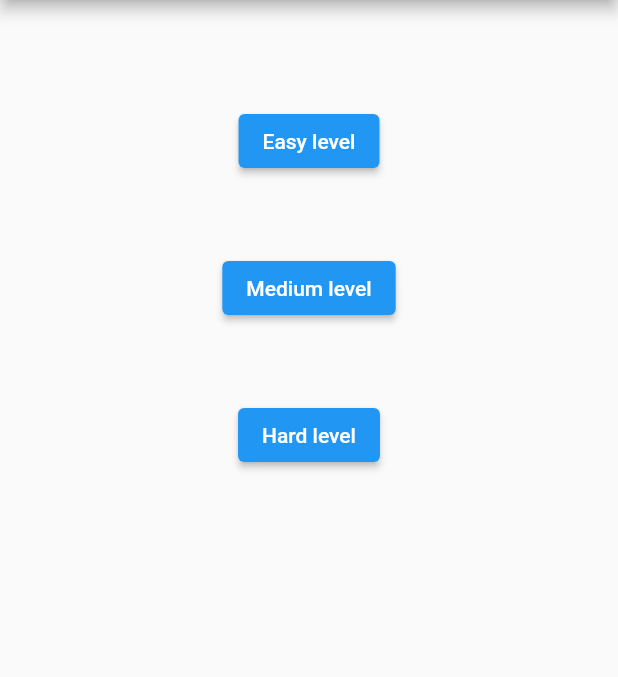
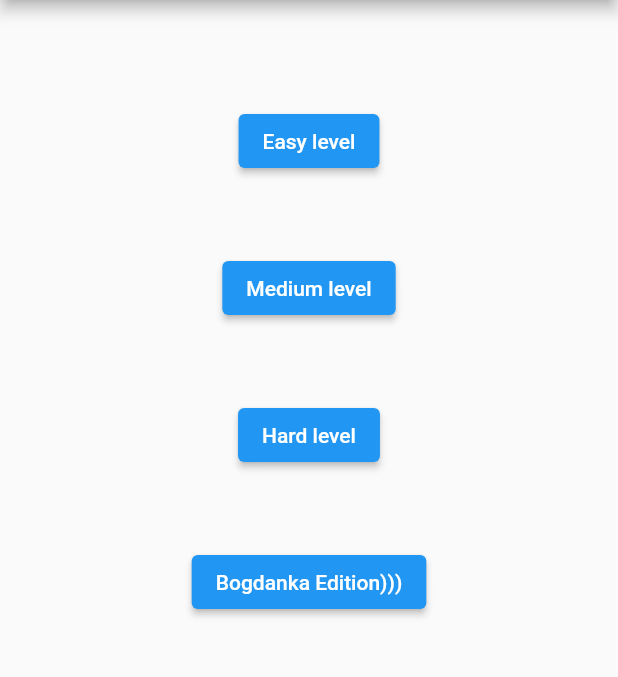
Before and after one commit to IDvan007/memorize, a Flutter app: the MyHomeGame screen opened directly, after a tap on "Hard level", after a tap on "Restart", on a phone screen of 412 x 824 dp, the part 84-761 px from its top. Run offline on Flutter 3.47's test engine with Material 2 defaults, Android fonts, the phone set to English and light mode, and no system bars.

Commit message:
Task 8 Solved

```diff
--- a/lib/home_game.dart
+++ b/lib/home_game.dart
@@ -11,32 +11,55 @@ class MyHomeGame extends StatefulWidget {
   static int levelGame = 0;
   static List<MyCard> cardList=[];
   static List <String> cardIcons = []; //shuffled Icons of Cards
+  // static const List<String> iconList = [
+  //   '\u{1F680}',
+  //   '\u{1F681}',
+  //   '\u{1F68C}',
+  //   '\u{1F682}',
+  //   '\u{1F6F8}',
+  //   '\u{1F6F0}',
+  //   '\u{1F6A0}',
+  //   '\u{1F6E9}',
+  //   '\u{1F6A2}',
+  //   '\u{1F6F6}',
+  //   '\u{1FA82}',
+  //   '\u{1F6B4}',
+  //   '\u{1F686}',
+  //   '\u{1F691}',
+  //   '\u{1F692}',
+  //   '\u{1F694}',
+  //   '\u{1F3CD}',
+  //   '\u{1F6F4}',
+  //   '\u{1F6B2}',
+  //   '\u{1F6F5}',
+  //   '\u{1F3CE}',
+  //   '\u{1F69C}',
+  //   '\u{1F69A}',
+  //   '\u{1F697}',
+  //   '\u{1F695}'
+  // ];
+
   static const List<String> iconList = [
-    '\u{1F680}',
-    '\u{1F681}',
-    '\u{1F68C}',
-    '\u{1F682}',
-    '\u{1F6F8}',
-    '\u{1F6F0}',
-    '\u{1F6A0}',
-    '\u{1F6E9}',
-    '\u{1F6A2}',
-    '\u{1F6F6}',
-    '\u{1FA82}',
-    '\u{1F6B4}',
-    '\u{1F686}',
-    '\u{1F691}',
-    '\u{1F692}',
-    '\u{1F694}',
-    '\u{1F3CD}',
-    '\u{1F6F4}',
-    '\u{1F6B2}',
-    '\u{1F6F5}',
-    '\u{1F3CE}',
-    '\u{1F69C}',
-    '\u{1F69A}',
-    '\u{1F697}',
-    '\u{1F695}'
+    'assets/anc/aspirin.jpg',
+    'assets/anc/citramon.jpg',
+    'assets/anc/emkost.jpg',
+    'assets/anc/gematogen.jpg',
+    'assets/anc/korvalment.jpg',
+    'assets/anc/nimesil.jpg',
+    'assets/anc/pankreatin.jpg',
+    'assets/anc/plastir.jpg',
+    'assets/anc/shpric.jpg',
+    'assets/anc/valeriana.jpg'
+  ];
+  static const List<String> iconListBodya = [
+    'assets/Bodya/1.jpg',
+    'assets/Bodya/2.jpg',
+    'assets/Bodya/3.jpg',
+    'assets/Bodya/4.jpg',
+    'assets/Bodya/5.jpg',
+    'assets/Bodya/6.jpg',
+    'assets/Bodya/7.jpg',
+    'assets/Bodya/8.jpg'
   ];
 
   @override
--- a/lib/my_card.dart
+++ b/lib/my_card.dart
@@ -24,11 +24,12 @@ class MyCard extends StatefulWidget {
 
 class _MyCardState extends State<MyCard> {
   int tempPoz=0;
+
   void _handleTap() {
     //setState(() { // this call will not work with callback, I don't know why as I said previously
       print("Card was taped!");
       print("openCard.cardPoz: ${MyHomeGame.openCardPoz}");
-      if (MyHomeGame.cardList[widget.cardPoz].cardVisible == true) {
+      if (MyHomeGame.cardList[widget.cardPoz].cardVisible == true && MyHomeGame.onPreview == false ) {
         if (MyHomeGame.openCardPoz == -1) { // first card selected, posision stored
           MyHomeGame.openCardPoz = widget.cardPoz;
           print("widget.cardPoz: ${widget.cardPoz}");
@@ -115,15 +116,12 @@ class _MyCardState extends State<MyCard> {
                 : Border.all(width: 3, color: Colors.white),
             borderRadius: BorderRadius.circular(12),
           ),
-          child: Align(
-            child: Text(
-                MyHomeGame.cardList[widget.cardPoz].cardVisible
-                    ? MyHomeGame.cardList[widget.cardPoz].cardActive
-                    ? MyHomeGame.cardList[widget.cardPoz].myIcon
-                    : ' '
-                    : ' ',
-                style: const TextStyle(fontSize: 25)),
-          ),
+
+          child: MyHomeGame.cardList[widget.cardPoz].cardVisible
+               ? MyHomeGame.cardList[widget.cardPoz].cardActive
+               ? Image.asset(MyHomeGame.cardList[widget.cardPoz].myIcon)
+               : const Text(' ')
+               : const Text(' '),
         ),
       ),
     );
--- a/lib/windows.dart
+++ b/lib/windows.dart
@@ -6,11 +6,13 @@ class DifficultySelection  extends StatefulWidget {
   Function() notifyParent; // this variable will store callback link
   DifficultySelection({super.key , required this.notifyParent});
 
+
 @override
 State<DifficultySelection> createState() => _DifficultySelectionState();
 }
 
 class _DifficultySelectionState extends State<DifficultySelection> {
+  bool bogDanka=false;
 
 @override
 Widget build(BuildContext context) {
@@ -39,6 +41,8 @@ return Scaffold(
                   ElevatedButton(onPressed: onPressedMedium, child: const Text("Medium level")),
                   const SizedBox(height: 50),
                   ElevatedButton(onPressed: onPressedHard, child: const Text("Hard level")),
+                  const SizedBox(height: 50),
+                  ElevatedButton(onPressed: onPressedBodya, child: const Text("Bogdanka Edition)))")),
                 ],
               ),
             ),
@@ -82,6 +86,16 @@ return Scaffold(
 
   }
 
+  void onPressedBodya() {
+    MyHomeGame.onGame = true;
+    MyHomeGame.levelGame =16 ;
+    print('MyHomeGame.onGame  ${MyHomeGame.onGame}');
+    bogDanka=true;
+    prepearLevel();
+    widget.notifyParent();
+    onPreview();
+  }
+
 void onPreview(){
   print('MyHomeGame.onPreview  ${MyHomeGame.onPreview}');
   if (MyHomeGame.onPreview) {
@@ -95,10 +109,16 @@ void onPreview(){
   }}
 
 void prepearLevel(){
-
-  for (int i=0; i<MyHomeGame.levelGame/2; i++){
-    MyHomeGame.cardIcons.add(MyHomeGame.iconList[i]);
-    MyHomeGame.cardIcons.add(MyHomeGame.iconList[i]);
+  if (bogDanka) {
+    for (int i=0; i<MyHomeGame.levelGame/2; i++){
+      MyHomeGame.cardIcons.add(MyHomeGame.iconListBodya[i]);
+      MyHomeGame.cardIcons.add(MyHomeGame.iconListBodya[i]);
+     }
+  }else{
+    for (int i=0; i<MyHomeGame.levelGame/2; i++){
+      MyHomeGame.cardIcons.add(MyHomeGame.iconList[i]);
+      MyHomeGame.cardIcons.add(MyHomeGame.iconList[i]);
+   }
   }
   MyHomeGame.cardIcons.shuffle();//  shuffle Icons
   for (int i=0; i<MyHomeGame.cardIcons.length;i++){ // here we fill cardList with default cards
```
Also changed, not shown: pubspec.yaml (+20 -3 lines), pubspec.lock.
